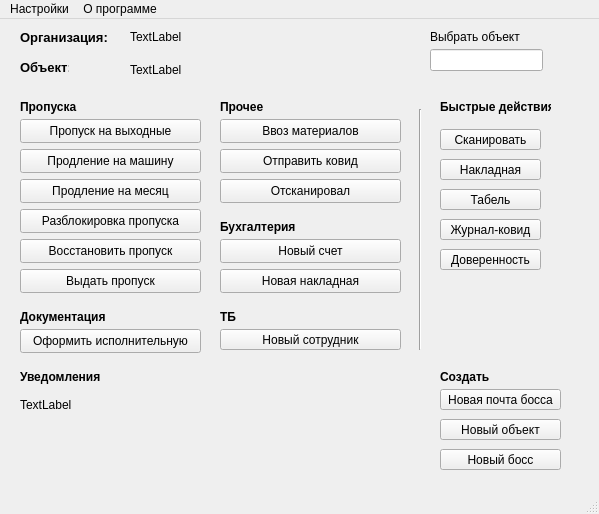
This is my_helper/notebook/designer_ui/main_menu.ui in SmolPO/vertical as Qt 5 draws it before an edit. The edited form follows.
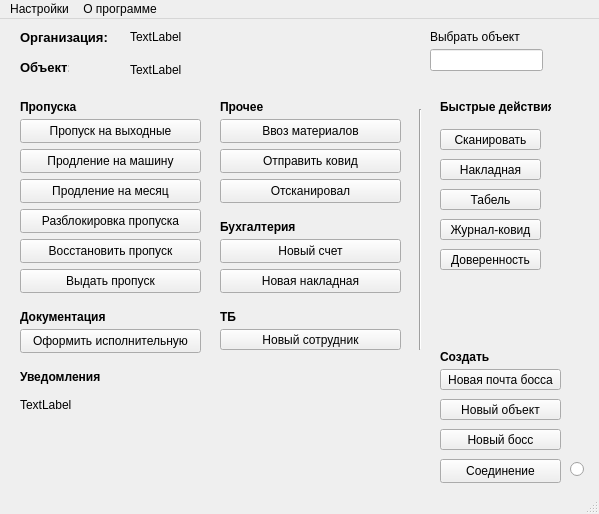
This is the edited form.

Commit message: main_window

Patch:
```diff
--- a/my_helper/notebook/designer_ui/main_menu.ui
+++ b/my_helper/notebook/designer_ui/main_menu.ui
@@ -96,7 +96,7 @@
     <property name="geometry">
      <rect>
       <x>440</x>
-      <y>400</y>
+      <y>380</y>
       <width>121</width>
       <height>21</height>
      </rect>
@@ -122,7 +122,7 @@
     <property name="geometry">
      <rect>
       <x>440</x>
-      <y>370</y>
+      <y>350</y>
       <width>121</width>
       <height>21</height>
      </rect>
@@ -427,7 +427,7 @@
     <property name="geometry">
      <rect>
       <x>440</x>
-      <y>350</y>
+      <y>330</y>
       <width>49</width>
       <height>16</height>
      </rect>
@@ -541,7 +541,7 @@
     <property name="geometry">
      <rect>
       <x>440</x>
-      <y>430</y>
+      <y>410</y>
       <width>121</width>
       <height>21</height>
      </rect>
@@ -550,6 +550,32 @@
      <string>Новый босс</string>
     </property>
    </widget>
+   <widget class="QPushButton" name="b_create_act_2">
+    <property name="geometry">
+     <rect>
+      <x>440</x>
+      <y>440</y>
+      <width>121</width>
+      <height>24</height>
+     </rect>
+    </property>
+    <property name="text">
+     <string>Соединение</string>
+    </property>
+   </widget>
+   <widget class="QRadioButton" name="r_connect">
+    <property name="geometry">
+     <rect>
+      <x>570</x>
+      <y>440</y>
+      <width>21</width>
+      <height>20</height>
+     </rect>
+    </property>
+    <property name="text">
+     <string/>
+    </property>
+   </widget>
   </widget>
   <widget class="QStatusBar" name="statusbar"/>
   <widget class="QMenuBar" name="menubar">
```
The commit also changes 1 other file.
